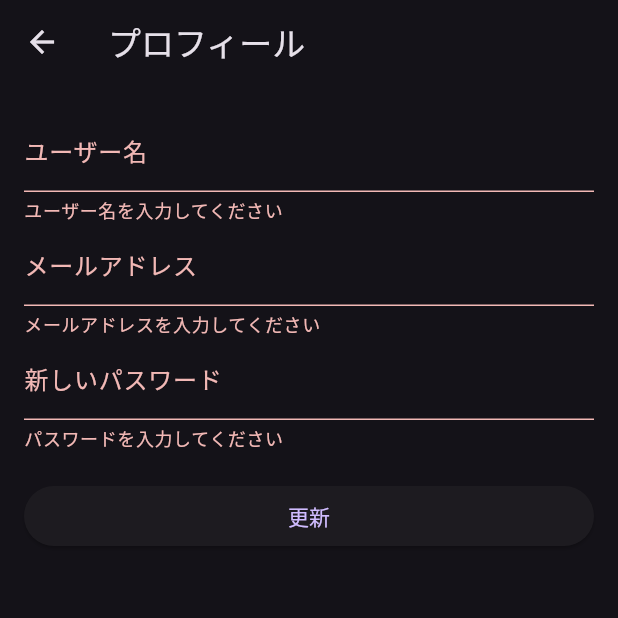
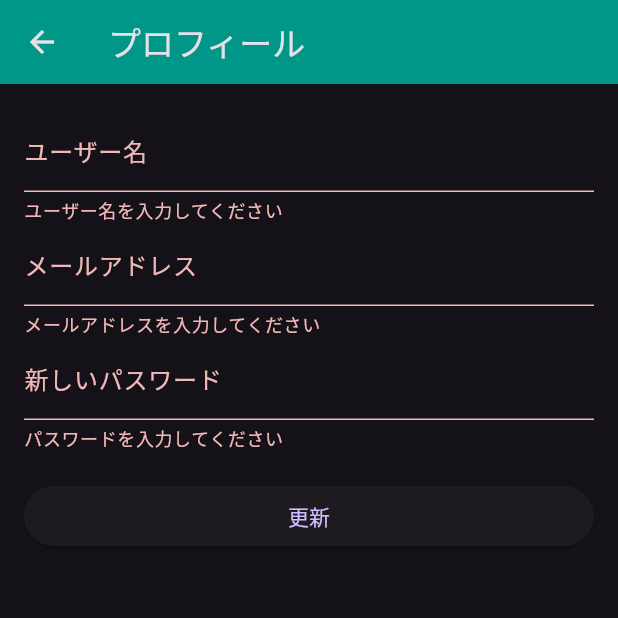
Before and after one commit to ReiMatsui/pr1-group07-b08, a Flutter app: the ProfileScreen screen opened directly with empty values, after a tap on "修正", after a tap on "更新", on a phone screen of 412 x 824 dp, the top half of it. Run offline on Flutter 3.47's test engine with Material 3 defaults, Android fonts, the phone set to English and light mode, and no system bars; our stand-ins replace flutter_map, geolocator, google_fonts, latlong2; network calls fail.

Commit message:
プロフィールと駐輪場一覧の文字化けを解消

```diff
--- a/chari-spot/frontend/lib/profile_screen.dart
+++ b/chari-spot/frontend/lib/profile_screen.dart
@@ -1,9 +1,10 @@
 import 'package:flutter/material.dart';
 import 'package:http/http.dart' as http;
+import 'package:google_fonts/google_fonts.dart';
 import 'dart:convert';
 
 class ProfileScreen extends StatefulWidget {
-  final String token; // トークンを受け取る
+  final String token;
 
   ProfileScreen({required this.token});
 
@@ -12,7 +13,7 @@ class ProfileScreen extends StatefulWidget {
 }
 
 class _ProfileScreenState extends State<ProfileScreen> {
-  final int userId = 1; // ユーザーIDは固定
+  final int userId = 1;
   final _formKey = GlobalKey<FormState>();
   final TextEditingController _usernameController = TextEditingController();
   final TextEditingController _emailController = TextEditingController();
@@ -38,7 +39,7 @@ class _ProfileScreenState extends State<ProfileScreen> {
       final response = await http.get(
         url,
         headers: {
-          'Authorization': 'Bearer ${widget.token}', // トークンをヘッダーに追加
+          'Authorization': 'Bearer ${widget.token}',
         },
       );
 
@@ -76,7 +77,7 @@ class _ProfileScreenState extends State<ProfileScreen> {
           url,
           headers: {
             'Content-Type': 'application/json',
-            'Authorization': 'Bearer ${widget.token}', // トークンをヘッダーに追加
+            'Authorization': 'Bearer ${widget.token}',
           },
           body: json.encode(requestBody),
         );
@@ -84,7 +85,7 @@ class _ProfileScreenState extends State<ProfileScreen> {
         if (response.statusCode == 200) {
           final data = json.decode(response.body);
           ScaffoldMessenger.of(context).showSnackBar(
-            SnackBar(content: Text('更新が成功しました: ${data['username']}')),
+            SnackBar(content: Text('更新が成功しました: ${data['username']}', style: GoogleFonts.notoSansJp())),
           );
           setState(() {
             _isEditing = false;
@@ -100,14 +101,17 @@ class _ProfileScreenState extends State<ProfileScreen> {
   }
 
   void _showError(String message) {
-    ScaffoldMessenger.of(context).showSnackBar(SnackBar(content: Text(message)));
+    ScaffoldMessenger.of(context).showSnackBar(
+      SnackBar(content: Text(message, style: GoogleFonts.notoSansJp())),
+    );
   }
 
   @override
   Widget build(BuildContext context) {
     return Scaffold(
       appBar: AppBar(
-        title: Text('プロフィール'),
+        title: Text('プロフィール', style: GoogleFonts.notoSansJp()),
+        backgroundColor: Colors.teal,
       ),
       body: _isLoading
           ? Center(child: CircularProgressIndicator())
@@ -120,7 +124,11 @@ class _ProfileScreenState extends State<ProfileScreen> {
                         children: [
                           TextFormField(
                             controller: _usernameController,
-                            decoration: InputDecoration(labelText: 'ユーザー名'),
+                            decoration: InputDecoration(
+                              labelText: 'ユーザー名',
+                              labelStyle: GoogleFonts.notoSansJp(),
+                            ),
+                            style: GoogleFonts.notoSansJp(),
                             validator: (value) {
                               if (value == null || value.isEmpty) {
                                 return 'ユーザー名を入力してください';
@@ -130,7 +138,11 @@ class _ProfileScreenState extends State<ProfileScreen> {
                           ),
                           TextFormField(
                             controller: _emailController,
-                            decoration: InputDecoration(labelText: 'メールアドレス'),
+                            decoration: InputDecoration(
+                              labelText: 'メールアドレス',
+                              labelStyle: GoogleFonts.notoSansJp(),
+                            ),
+                            style: GoogleFonts.notoSansJp(),
                             validator: (value) {
                               if (value == null || value.isEmpty) {
                                 return 'メールアドレスを入力してください';
@@ -143,7 +155,11 @@ class _ProfileScreenState extends State<ProfileScreen> {
                           ),
                           TextFormField(
                             controller: _passwordController,
-                            decoration: InputDecoration(labelText: '新しいパスワード'),
+                            decoration: InputDecoration(
+                              labelText: '新しいパスワード',
+                              labelStyle: GoogleFonts.notoSansJp(),
+                            ),
+                            style: GoogleFonts.notoSansJp(),
                             obscureText: true,
                             validator: (value) {
                               if (value == null || value.isEmpty) {
@@ -155,7 +171,7 @@ class _ProfileScreenState extends State<ProfileScreen> {
                           SizedBox(height: 20),
                           ElevatedButton(
                             onPressed: _updateUserProfile,
-                            child: Text('更新'),
+                            child: Text('更新', style: GoogleFonts.notoSansJp()),
                           ),
                         ],
                       ),
@@ -163,17 +179,19 @@ class _ProfileScreenState extends State<ProfileScreen> {
                   : Column(
                       crossAxisAlignment: CrossAxisAlignment.start,
                       children: [
-                        Text("ユーザー名: ${_usernameController.text}", style: TextStyle(fontSize: 18)),
+                        Text("ユーザー名: ${_usernameController.text}",
+                            style: GoogleFonts.notoSansJp(fontSize: 18)),
                         SizedBox(height: 10),
-                        Text("メールアドレス: ${_emailController.text}", style: TextStyle(fontSize: 18)),
+                        Text("メールアドレス: ${_emailController.text}",
+                            style: GoogleFonts.notoSansJp(fontSize: 18)),
                         SizedBox(height: 20),
                         ElevatedButton(
                           onPressed: () {
                             setState(() {
-                              _isEditing = true; // 編集モードに切り替え
+                              _isEditing = true;
                             });
                           },
-                          child: Text('修正'),
+                          child: Text('修正', style: GoogleFonts.notoSansJp()),
                         ),
                       ],
                     ),
```
Also changed, not shown: chari-spot/frontend/lib/registration.dart (+44 -77 lines), 4 other files.
